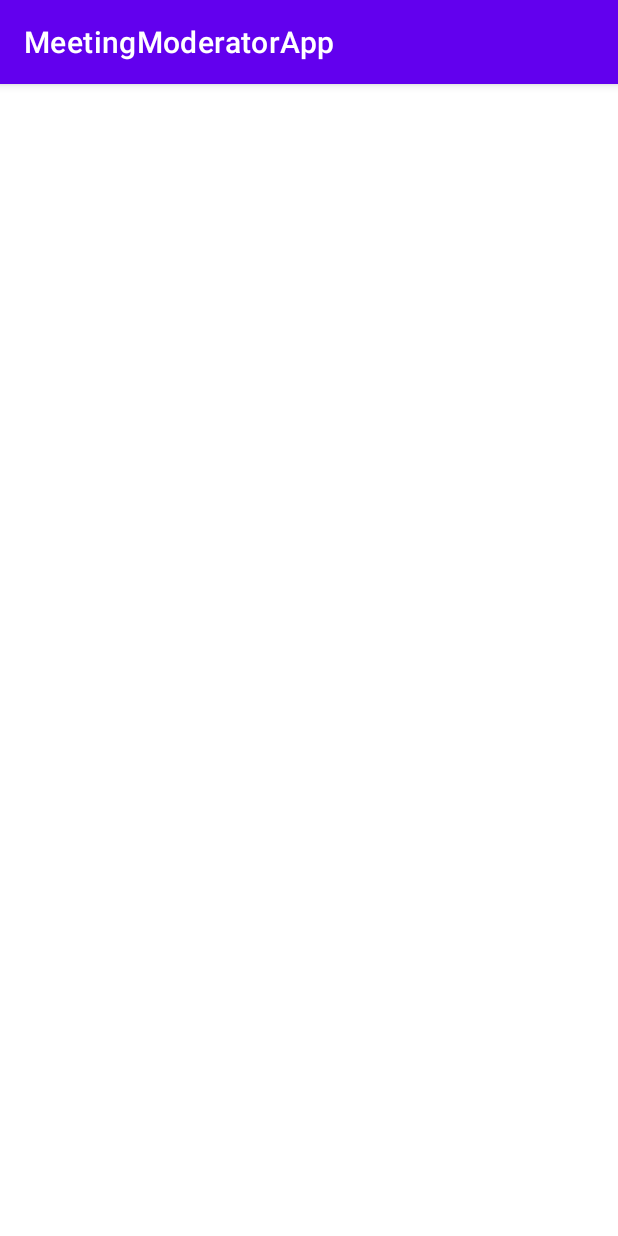
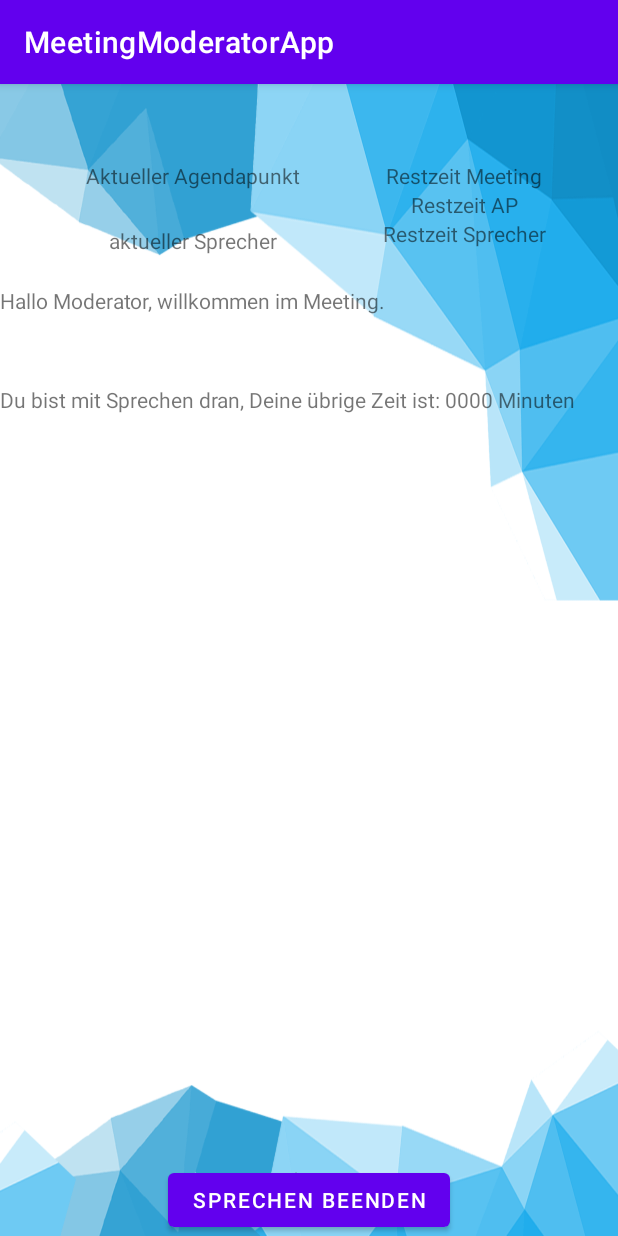
Before and after one commit to StudentM3k1/MeetingModerator, an Android app: the Act_ModAtMeeting screen opened directly, with no data from a screen before it, on a phone screen of 412 x 824 dp. Run offline under Robolectric (Android 15) with nearby library versions, the phone set to English and light mode, and no system bars; libraries missing offline, so code that uses them is left out: com.jakewharton.threetenabp; 2 statements that could not run were skipped.

Commit message:
Acties backgrounds added

```diff
--- a/App/app/src/main/res/layout/act_add_agendapoint.xml
+++ b/App/app/src/main/res/layout/act_add_agendapoint.xml
@@ -3,6 +3,7 @@
     xmlns:android="http://schemas.android.com/apk/res/android"
     xmlns:app="http://schemas.android.com/apk/res-auto"
     xmlns:tools="http://schemas.android.com/tools"
+    android:background="@drawable/background"
     android:layout_width="match_parent"
     android:layout_height="match_parent">
 
@@ -10,6 +11,7 @@
         android:id="@+id/textView3"
         android:layout_width="wrap_content"
         android:layout_height="wrap_content"
+        android:layout_marginTop="32dp"
         android:text="Agendapunkt hinzufügen"
         app:layout_constraintEnd_toEndOf="parent"
         app:layout_constraintStart_toStartOf="parent"
--- a/App/app/src/main/res/layout/act_add_participant.xml
+++ b/App/app/src/main/res/layout/act_add_participant.xml
@@ -3,6 +3,7 @@
     xmlns:app="http://schemas.android.com/apk/res-auto"
     xmlns:tools="http://schemas.android.com/tools"
     android:id="@+id/addParticipant"
+    android:background="@drawable/background"
     android:layout_width="match_parent"
     android:layout_height="match_parent">
 
@@ -62,6 +63,7 @@
         android:id="@+id/textView4"
         android:layout_width="wrap_content"
         android:layout_height="wrap_content"
+        android:layout_marginTop="32dp"
         android:text="Teilnehmer hinzufügen"
         app:layout_constraintEnd_toEndOf="parent"
         app:layout_constraintStart_toStartOf="parent"
--- a/App/app/src/main/res/layout/act_create_meeting.xml
+++ b/App/app/src/main/res/layout/act_create_meeting.xml
@@ -3,6 +3,7 @@
     xmlns:android="http://schemas.android.com/apk/res/android"
     xmlns:app="http://schemas.android.com/apk/res-auto"
     xmlns:tools="http://schemas.android.com/tools"
+    android:background="@drawable/background"
     android:layout_width="match_parent"
     android:layout_height="match_parent">
 
@@ -22,6 +23,7 @@
         android:id="@+id/textView"
         android:layout_width="wrap_content"
         android:layout_height="wrap_content"
+        android:layout_marginTop="32dp"
         android:text="Create Meeting"
         app:layout_constraintEnd_toEndOf="parent"
         app:layout_constraintStart_toStartOf="parent"
--- a/App/app/src/main/res/layout/act_id_eingabe.xml
+++ b/App/app/src/main/res/layout/act_id_eingabe.xml
@@ -3,6 +3,7 @@
     xmlns:app="http://schemas.android.com/apk/res-auto"
     xmlns:tools="http://schemas.android.com/tools"
     android:id="@+id/IDView"
+    android:background="@drawable/background"
     android:layout_width="match_parent"
     android:layout_height="match_parent">
 
@@ -10,6 +11,7 @@
         android:id="@+id/textView5"
         android:layout_width="wrap_content"
         android:layout_height="wrap_content"
+        android:layout_marginTop="32dp"
         android:text="Meeting ID eingeben"
         app:layout_constraintEnd_toEndOf="parent"
         app:layout_constraintHorizontal_bias="0.498"
--- a/App/app/src/main/res/layout/act_mod_at_meeting.xml
+++ b/App/app/src/main/res/layout/act_mod_at_meeting.xml
@@ -2,14 +2,15 @@
 <androidx.constraintlayout.widget.ConstraintLayout xmlns:android="http://schemas.android.com/apk/res/android"
     xmlns:app="http://schemas.android.com/apk/res-auto"
     android:id="@+id/modMeetView"
+    android:background="@drawable/background"
     android:layout_width="match_parent"
-    android:layout_height="match_parent"
-    android:visibility="gone">
+    android:layout_height="match_parent">
 
     <TextView
         android:id="@+id/txtModMeetingTitle"
         android:layout_width="wrap_content"
         android:layout_height="wrap_content"
+        android:layout_marginTop="32dp"
         android:text="ModAtMeeting"
         app:layout_constraintEnd_toEndOf="parent"
         app:layout_constraintStart_toStartOf="parent"
--- a/App/app/src/main/res/layout/act_mod_pre_meeting.xml
+++ b/App/app/src/main/res/layout/act_mod_pre_meeting.xml
@@ -3,6 +3,7 @@
     xmlns:android="http://schemas.android.com/apk/res/android"
     xmlns:app="http://schemas.android.com/apk/res-auto"
     xmlns:tools="http://schemas.android.com/tools"
+    android:background="@drawable/background"
     android:layout_width="match_parent"
     android:layout_height="match_parent">
 
@@ -10,7 +11,7 @@
         android:id="@+id/btnStartMeeting"
         android:layout_width="wrap_content"
         android:layout_height="wrap_content"
-        android:layout_marginBottom="4dp"
+        android:layout_marginBottom="32dp"
         android:text="Start Meeting"
         app:layout_constraintBottom_toBottomOf="parent"
         app:layout_constraintEnd_toEndOf="parent"
@@ -20,6 +21,7 @@
         android:id="@+id/textView7"
         android:layout_width="wrap_content"
         android:layout_height="wrap_content"
+        android:layout_marginTop="32dp"
         android:text="PreMeeting"
         app:layout_constraintEnd_toEndOf="parent"
         app:layout_constraintStart_toStartOf="parent"
--- a/App/app/src/main/res/layout/act_parti_at_meeting.xml
+++ b/App/app/src/main/res/layout/act_parti_at_meeting.xml
@@ -3,6 +3,7 @@
     xmlns:android="http://schemas.android.com/apk/res/android"
     xmlns:app="http://schemas.android.com/apk/res-auto"
     xmlns:tools="http://schemas.android.com/tools"
+    android:background="@drawable/background"
     android:layout_width="match_parent"
     android:layout_height="match_parent">
 
@@ -10,6 +11,7 @@
         android:id="@+id/txtMeetingTitle"
         android:layout_width="wrap_content"
         android:layout_height="wrap_content"
+        android:layout_marginTop="32dp"
         android:text="PartiAtMeeting"
         app:layout_constraintEnd_toEndOf="parent"
         app:layout_constraintStart_toStartOf="parent"
@@ -66,6 +68,7 @@
         android:id="@+id/btnPartiSprechenBeenden"
         android:layout_width="wrap_content"
         android:layout_height="wrap_content"
+        android:layout_marginBottom="32dp"
         android:text="Sprechen beenden"
         app:layout_constraintBottom_toBottomOf="parent"
         app:layout_constraintEnd_toEndOf="parent"
--- a/App/app/src/main/res/layout/act_see_agenda.xml
+++ b/App/app/src/main/res/layout/act_see_agenda.xml
@@ -3,6 +3,7 @@
     xmlns:android="http://schemas.android.com/apk/res/android"
     xmlns:app="http://schemas.android.com/apk/res-auto"
     xmlns:tools="http://schemas.android.com/tools"
+    android:background="@drawable/background"
     android:layout_width="match_parent"
     android:layout_height="match_parent">
 
@@ -32,6 +33,7 @@
         android:id="@+id/textView2"
         android:layout_width="wrap_content"
         android:layout_height="wrap_content"
+        android:layout_marginTop="32dp"
         android:text="Agenda"
         app:layout_constraintEnd_toEndOf="parent"
         app:layout_constraintStart_toStartOf="parent"
--- a/App/app/src/main/res/layout/act_welcome_scree.xml
+++ b/App/app/src/main/res/layout/act_welcome_scree.xml
@@ -3,6 +3,7 @@
     xmlns:android="http://schemas.android.com/apk/res/android"
     xmlns:app="http://schemas.android.com/apk/res-auto"
     xmlns:tools="http://schemas.android.com/tools"
+    android:background="@drawable/background"
     android:layout_width="match_parent"
     android:layout_height="match_parent">
 
@@ -10,6 +11,7 @@
         android:id="@+id/textView6"
         android:layout_width="wrap_content"
         android:layout_height="wrap_content"
+        android:layout_marginTop="32dp"
         android:text="Willkommen im Meeting"
         app:layout_constraintEnd_toEndOf="parent"
         app:layout_constraintStart_toStartOf="parent"
```
